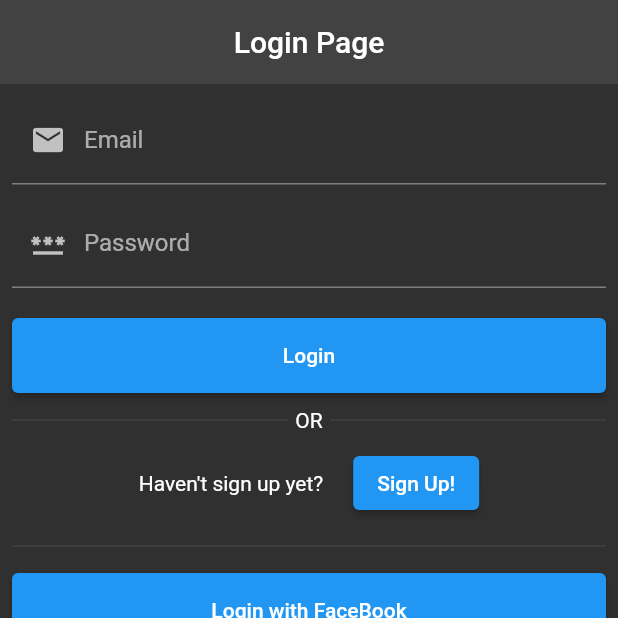
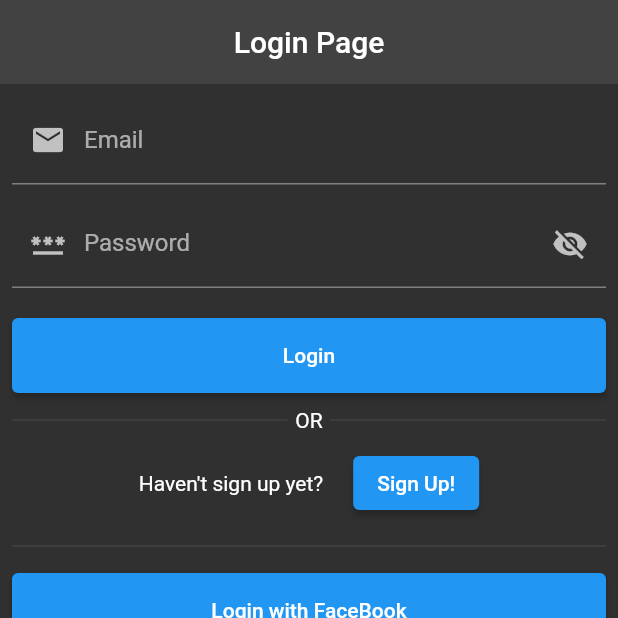
Before and after one commit to praveen1082/rentapp, a Flutter app: the screen it shows after launch, on a phone screen of 412 x 824 dp, the top half of it. Run offline on Flutter 3.47's test engine with Material 2 defaults, Android fonts, the phone set to English and light mode, and no system bars.

Commit message:
Password obscure text issue resolved

```diff
--- a/lib/loginpage.dart
+++ b/lib/loginpage.dart
@@ -10,6 +10,9 @@ class LoginPage extends StatefulWidget {
 
 class _LoginPageState extends State<LoginPage> {
   final _formKey = GlobalKey<FormState>();
+  var passwordvisibilityicon = Icon(Icons.visibility_off);
+
+  var passwordIsVisible = false;
   @override
   Widget build(BuildContext context) {
     return Scaffold(
@@ -42,7 +45,19 @@ class _LoginPageState extends State<LoginPage> {
                 height: 10.0,
               ),
               TextFormField(
-                decoration: const InputDecoration(
+                obscureText: !passwordIsVisible,
+                decoration: InputDecoration(
+                    suffixIcon: IconButton(
+                      onPressed: () {
+                        setState(() {
+                          passwordIsVisible = passwordIsVisible ? false : true;
+                          passwordvisibilityicon = passwordIsVisible
+                              ? Icon(Icons.visibility)
+                              : Icon(Icons.visibility_off);
+                        });
+                      },
+                      icon: passwordvisibilityicon,
+                    ),
                     focusColor: Colors.white12,
                     labelText: 'Password',
                     prefixIcon: Icon(Icons.password)),
@@ -99,36 +114,6 @@ class _LoginPageState extends State<LoginPage> {
                 height: 10.0,
               ),
               const Divider(),
-              // SizedBox(
-              //   height: 10.0,
-              // ),
-              // Row(
-              //   children: [
-              //     Expanded(
-              //       child: Container(
-              //         height: 3.0,
-              //         decoration: BoxDecoration(
-              //           border: Border.all(color: Colors.white24),
-              //         ),
-              //       ),
-              //     ),
-              //     SizedBox(
-              //       width: 5.0,
-              //     ),
-              //     Text("OR"),
-              //     SizedBox(
-              //       width: 5.0,
-              //     ),
-              //     Expanded(
-              //       child: Container(
-              //         height: 3.0,
-              //         decoration: BoxDecoration(
-              //           border: Border.all(color: Colors.white24),
-              //         ),
-              //       ),
-              //     ),
-              //   ],
-              // ),
               const SizedBox(
                 height: 10.0,
               ),
```
Also changed, not shown: 1 other file.
